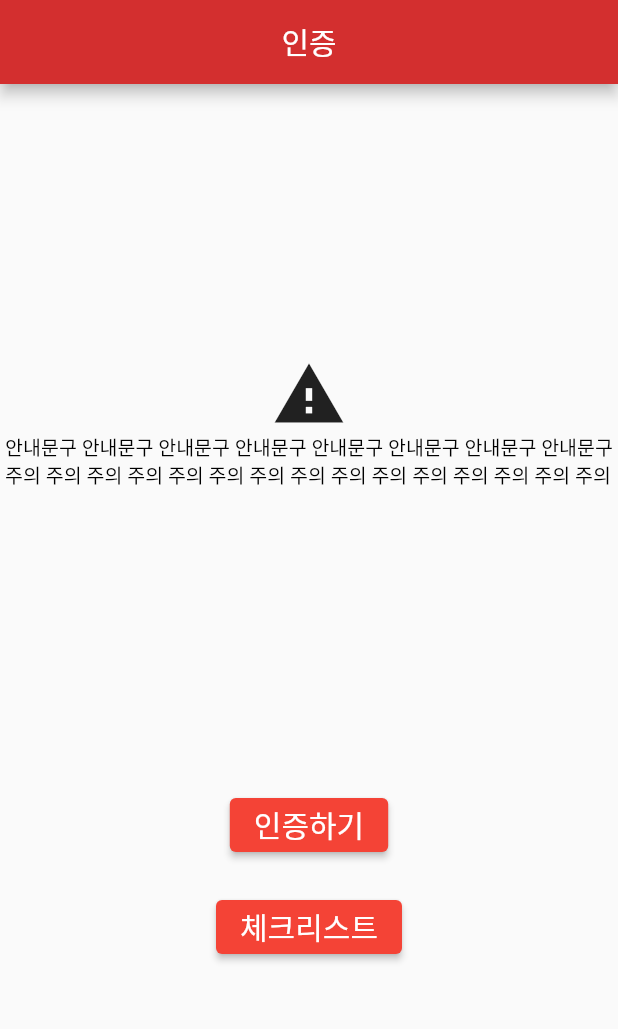
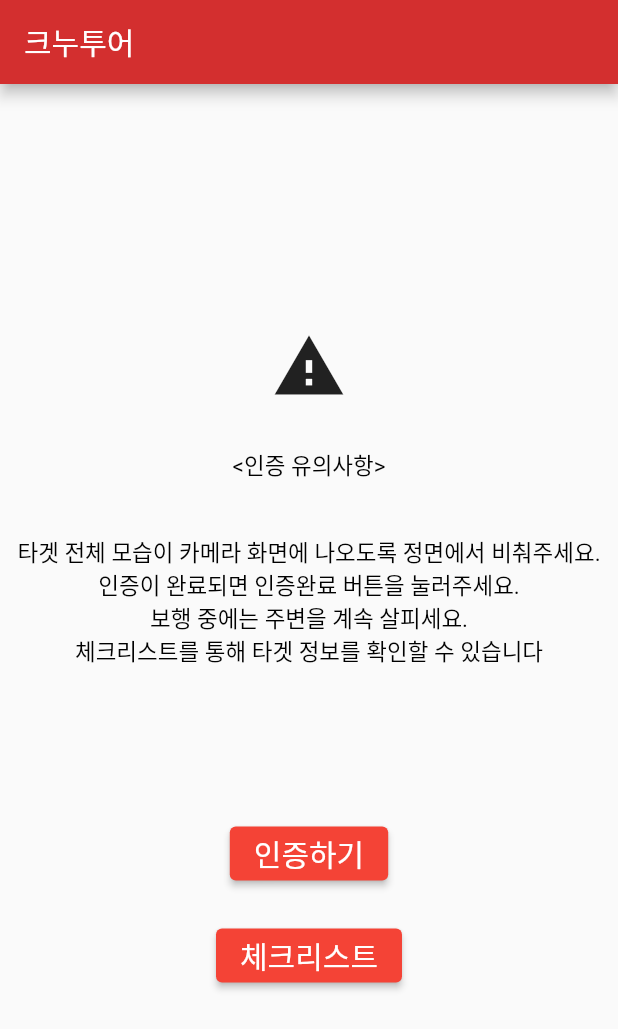
Before and after one commit to bm0228/KNU_20221_TEAM6, a Flutter app: the screen it shows after launch, on a phone screen of 412 x 824 dp. Shown: the top 1029 px of the screen. Run offline on Flutter 3.47's test engine with Material 2 defaults, Android fonts, the phone set to English and light mode, and no system bars; our stand-ins replace camera, fluttertoast, geolocator; missing offline and left inert: tflite.

Commit message:
update ui
update ui

```diff
--- a/flutter/detect/lib/checklist.dart
+++ b/flutter/detect/lib/checklist.dart
@@ -31,13 +31,14 @@ class _ChecklistState extends State<Checklist> {
                     ),
                   ),
                   const SizedBox(
-                    height: 10,
+                    height: 1,
                   ),
                   Text(title,
                       style: const TextStyle(
                         fontSize: 25,
                         fontWeight: FontWeight.bold,
                       )),
+                  SizedBox(height: 10.0),
                   Padding(
                     padding: const EdgeInsets.all(8),
                     child: Text(
@@ -49,6 +50,7 @@ class _ChecklistState extends State<Checklist> {
                       textAlign: TextAlign.center,
                     ),
                   ),
+                  SizedBox(height: 10.0),
                   ElevatedButton.icon(
                       onPressed: () {
                         Navigator.pop(context);
@@ -71,7 +73,6 @@ class _ChecklistState extends State<Checklist> {
             appBar: AppBar(
               title: Text("체크리스트"),
               backgroundColor: Colors.red[700],
-              centerTitle: true,
             ),
             body: ListView.builder(
                 itemCount: landmark.length,
--- a/flutter/detect/lib/home.dart
+++ b/flutter/detect/lib/home.dart
@@ -8,18 +8,17 @@ class home extends StatelessWidget {
   @override
   Widget build(BuildContext context) {
     return Scaffold(
-        appBar: AppBar(
-            title: (Text("인증")),
-            backgroundColor: Colors.red[700],
-            centerTitle: true),
+        appBar: AppBar(title: (Text("크누투어")), backgroundColor: Colors.red[700]),
         body: Center(
             child:
                 Column(mainAxisAlignment: MainAxisAlignment.center, children: [
           Icon(Icons.warning, size: 50.0),
+          SizedBox(height: 30.0),
           Text(
-              '안내문구 안내문구 안내문구 안내문구 안내문구 안내문구 안내문구 안내문구\n주의 주의 주의 주의 주의 주의 주의 주의 주의 주의 주의 주의 주의 주의 주의',
-              style: TextStyle(color: Colors.black, fontSize: 13.0)),
-          SizedBox(height: 200.0),
+              '<인증 유의사항>\n\n\n타겟 전체 모습이 카메라 화면에 나오도록 정면에서 비춰주세요.\n인증이 완료되면 인증완료 버튼을 눌러주세요.\n보행 중에는 주변을 계속 살피세요.\n체크리스트를 통해 타겟 정보를 확인할 수 있습니다',
+              style: TextStyle(color: Colors.black, fontSize: 15.0),
+              textAlign: TextAlign.center),
+          SizedBox(height: 100.0),
           ElevatedButton(
               onPressed: () {
                 //화면 전환 (위도 경도 값 등등 같이 넘겨주기)
--- a/flutter/detect/lib/landmark.dart
+++ b/flutter/detect/lib/landmark.dart
@@ -4,13 +4,22 @@
 List<Map> landmark = [
   {'name': 'north', 'latitude': 35.8919, 'longitude': 128.609952},
   {'name': 'front', 'latitude': 35.88517, 'longitude': 128.61447},
+  {'name': 'facepark', 'latitude': 0, 'longitude': 0},
+  {'name': 'onebluedam', 'latitude': 0, 'longitude': 0},
+  {'name': 'top', 'latitude': 0, 'longitude': 0},
 ];
 
-var nameList = ['북문', '정문'];
+var nameList = ['북문', '정문', '상면', '일청담', '3층 석탑'];
 
-var imageList = ['image/north.PNG', 'image/front.PNG'];
+var imageList = [
+  'image/north.png',
+  'image/front.PNG',
+  'image/fackpark.jpg',
+  'image/onebluedam.png',
+  'image/top.png'
+];
 
-var description = ['인증 미완료', '인증 미완료'];
+var description = ['인증 미완료', '인증 미완료', '인증 미완료', '인증 미완료', '인증 미완료'];
 
 void changeDescription(int index) {
   description[index] = '인증 완료';
```
Also changed, not shown: flutter/detect/image/fackpark.jpg (added), flutter/detect/image/north.PNG, flutter/detect/image/onebluedam.png (added), flutter/detect/image/top.png (added).
